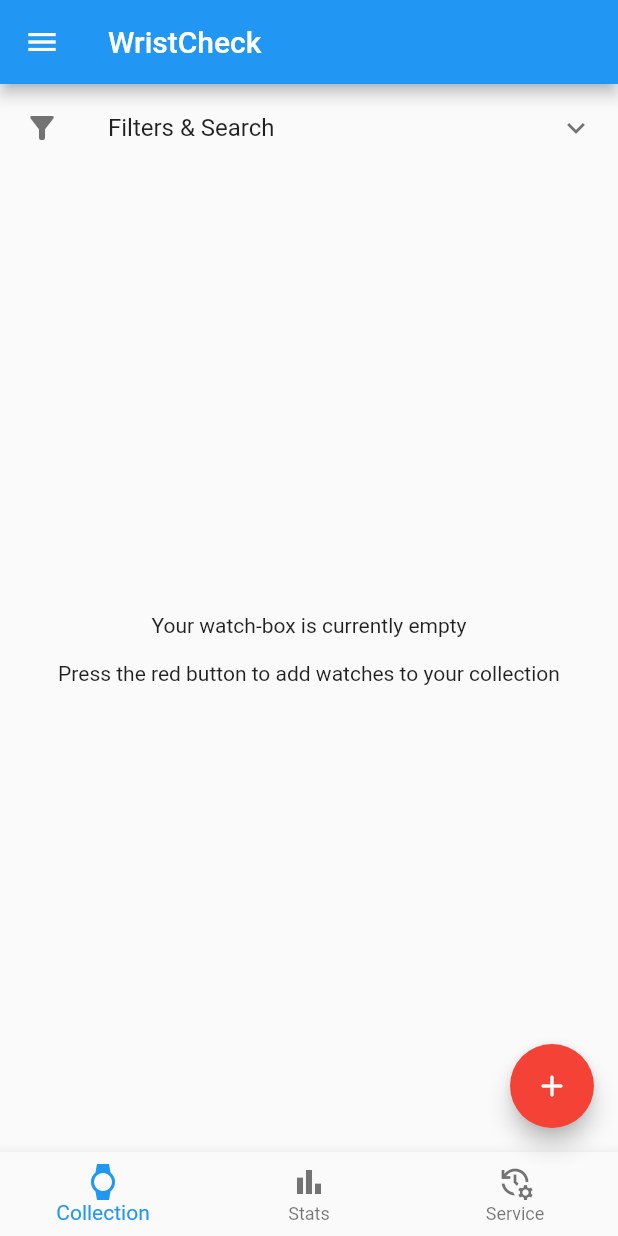
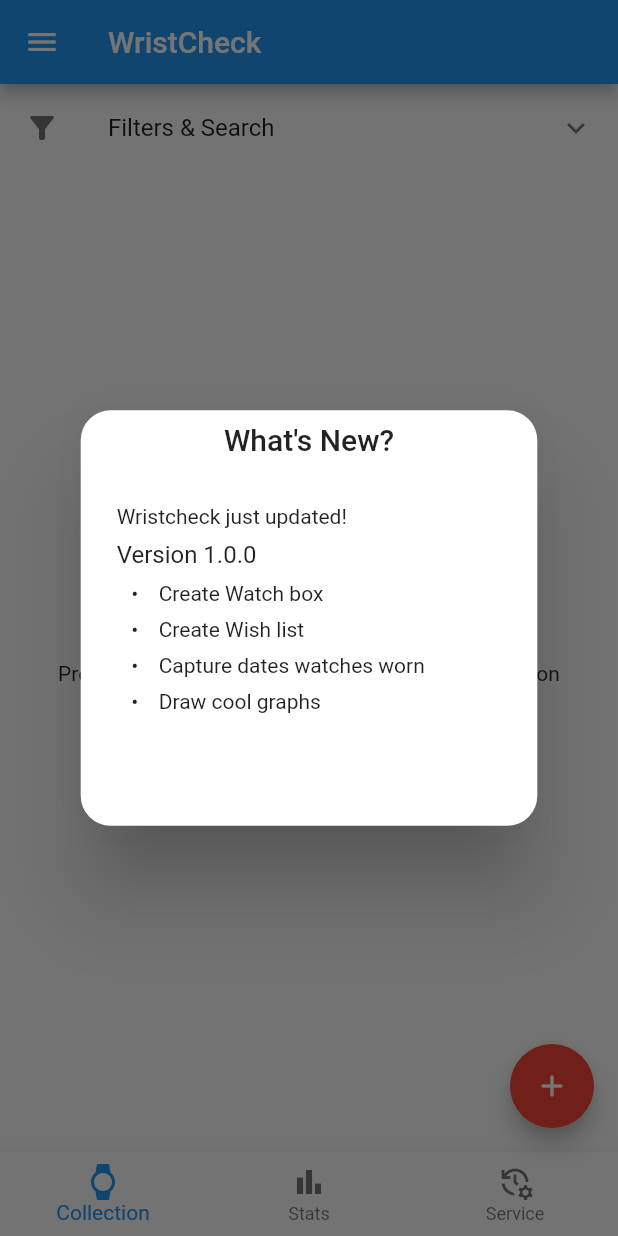
Before and after one commit to Stif-UK/WristCheck, a Flutter app: the screen it shows after launch, on a phone screen of 412 x 824 dp. Run offline on Flutter 3.47's test engine with Material 2 defaults, Android fonts, the phone set to English and light mode, and no system bars; our stand-ins replace flutter_markdown, get, hive, hive_flutter, image_cropper, image_picker and 4 more; accounts and stored records are empty.

Commit message:
added what's new pop-up

```diff
--- a/lib/copy/dialogs.dart
+++ b/lib/copy/dialogs.dart
@@ -1,6 +1,9 @@
+import 'package:flutter_markdown/flutter_markdown.dart';
 import 'package:get/get.dart';
 import 'package:wristcheck/model/watch_methods.dart';
 import 'package:wristcheck/model/watches.dart';
+import 'package:wristcheck/copy/whats_new_copy.dart';
+import 'package:flutter/material.dart';
 
 class WristCheckDialogs {
 
@@ -68,4 +71,14 @@ class WristCheckDialogs {
     );
   }
 
+  static getWhatsNewDialog(BuildContext context){
+    Get.defaultDialog(
+      title: "What's New?",
+      content: SizedBox(
+          width: (MediaQuery.of(context).size.width)*0.7,
+          height:(MediaQuery.of(context).size.width)*0.5,
+          child: Markdown(data: WhatsNewCopy.getLatestVersionCopy(),))
+    );
+  }
+
 }
--- /dev/null
+++ b/lib/copy/whats_new_copy.dart
@@ -0,0 +1,25 @@
+import 'package:flutter_markdown/flutter_markdown.dart';
+
+class WhatsNewCopy{
+
+  static String getLatestVersionCopy(){
+    return "Wristcheck just updated!\n"
+        "### Version 1.0.0 \n"
+        "\n"
+
+        "* Create Watch box\n"
+        "* Create Wish list\n"
+        "* Capture dates watches worn\n"
+        "* Draw cool graphs";
+  }
+
+  static String getVersionHistory(){
+    return "### Version 1.0.0 \n"
+        "\n"
+
+        "* Create Watch box\n"
+        "* Create Wish list\n"
+        "* Capture dates watches worn\n"
+        "* Draw cool graphs";
+  }
+}
--- a/lib/main.dart
+++ b/lib/main.dart
@@ -1,5 +1,6 @@
 import 'package:flutter/material.dart';
 import 'package:flutter/services.dart';
+import 'package:wristcheck/model/wristcheck_preferences.dart';
 import 'package:wristcheck/ui/wristcheck_home.dart';
 import 'package:wristcheck/theme/theme_constants.dart';
 import 'package:get/get.dart';
@@ -16,7 +17,10 @@ Future main() async{
 
   Hive.registerAdapter(WatchesAdapter());
   await Hive.openBox<Watches>("WatchBox");
-  print("Hive box opened");
+
+  //Get SharedPreferences for watches
+  await WristCheckPreferences.init();
+
 
   runApp(
       ChangeNotifierProvider<DatabaseProvider>(
--- /dev/null
+++ b/lib/model/wristcheck_preferences.dart
@@ -0,0 +1,17 @@
+import 'dart:async';
+import 'package:shared_preferences/shared_preferences.dart';
+
+class WristCheckPreferences {
+  static late SharedPreferences _preferences;
+
+  static const _keyLatestVersion = 'latestAppVersion';
+
+  static Future init() async =>
+      _preferences = await SharedPreferences.getInstance();
+
+  static Future setLatestVersion(String latestVersion) async =>
+      await _preferences.setString(_keyLatestVersion, latestVersion);
+
+  static String? getLatestVersion() => _preferences.getString(_keyLatestVersion);
+
+}
--- a/lib/ui/wristcheck_home.dart
+++ b/lib/ui/wristcheck_home.dart
@@ -1,4 +1,6 @@
 import 'package:flutter/material.dart';
+import 'package:wristcheck/copy/dialogs.dart';
+import 'package:wristcheck/model/wristcheck_preferences.dart';
 import 'package:wristcheck/ui/watchbox/watchbox_parent.dart';
 import 'package:wristcheck/ui/StatsWidget.dart';
 import 'package:wristcheck/ui/ServicingWidget.dart';
@@ -7,6 +9,8 @@ import 'package:get/get.dart';
 import 'package:hive/hive.dart';
 import 'package:hive_flutter/hive_flutter.dart';
 import 'package:wristcheck/ui/watch_home_drawer.dart';
+import 'package:package_info_plus/package_info_plus.dart';
+import 'package:shared_preferences/shared_preferences.dart';
 
 
 class WristCheckHome extends StatefulWidget{
@@ -18,11 +22,43 @@ class WristCheckHome extends StatefulWidget{
 class _WristCheckHomeState extends State<WristCheckHome> {
 
   int _currentIndex = 0;
+  bool _showWhatsNew = false;
+  // SharedPreferences? preferences;
   final List<Widget> _children =[
-    WatchBoxParent(),
-    StatsWidget(),
-    ServicingWidget()
+    const WatchBoxParent(),
+    const StatsWidget(),
+    const ServicingWidget()
   ];
+
+
+
+  @override
+  void initState() {
+    super.initState();
+    _returnWhatsNew().then((value) {
+      _showWhatsNew = value;
+      if(_showWhatsNew){
+        WristCheckDialogs.getWhatsNewDialog(context);
+        _updateLatestVersion();
+      }
+    }
+
+
+
+    );
+
+    //Within initState we get the instance of shared preferences, and confirm if we need
+    //to show a 'what's new' dialog
+    //   preferences = WristCheckPreferences.init();
+
+    // _returnWhatsNew().then((val) {
+    //     _showWhatsNew = val;
+    //     if(_showWhatsNew){
+    //       WristCheckDialogs.getWhatsNewDialog(context);
+    //     }
+    //   }
+
+  }
 
 
 
@@ -30,9 +66,12 @@ class _WristCheckHomeState extends State<WristCheckHome> {
   Widget build(BuildContext context) {
 
 
+
     //bool _darkModeToggle = false;
 
     return Scaffold(
+
+
       appBar: AppBar(
         title: const Text("WristCheck"),
         leading: Builder(
@@ -45,6 +84,7 @@ class _WristCheckHomeState extends State<WristCheckHome> {
         }),
 
       ),
+
 
       body: _children[_currentIndex],
       drawer: const WatchHomeDrawer(),
@@ -84,6 +124,7 @@ class _WristCheckHomeState extends State<WristCheckHome> {
 
       ),
     );
+
   }
 
 
@@ -102,4 +143,32 @@ class _WristCheckHomeState extends State<WristCheckHome> {
        _currentIndex = index;
     });
   }
+
+
 }
+
+Future<bool> _returnWhatsNew() async {
+  PackageInfo packageInfo = await PackageInfo.fromPlatform();
+  String currentVersion = packageInfo.version.toString();
+  String? latestAppVersion = WristCheckPreferences.getLatestVersion();
+  return latestAppVersion == null? true : _isVersionGreaterThan(currentVersion, latestAppVersion);
+
+}
+
+bool _isVersionGreaterThan(String currentVersion, String latestAppVersion){
+  List<String> lastV = latestAppVersion.split(".");
+  List<String> newV = currentVersion.split(".");
+  bool a = false;
+  for (var i = 0 ; i <= 2; i++){
+    a = int.parse(newV[i]) > int.parse(lastV[i]);
+    if(int.parse(newV[i]) != int.parse(lastV[i])) break;
+  }
+  return a;
+}
+
+_updateLatestVersion() async {
+  PackageInfo packageInfo = await PackageInfo.fromPlatform();
+  String currentVersion = packageInfo.version.toString();
+  WristCheckPreferences.setLatestVersion(currentVersion);
+
+}
--- a/pubspec.yaml
+++ b/pubspec.yaml
@@ -49,6 +49,7 @@ dependencies:
   path_provider: ^2.0.11
   flutter_markdown: ^0.6.10+5
   package_info_plus: ^1.4.3+1
+  shared_preferences: ^2.0.15
 
 dev_dependencies:
   flutter_test:
```
Also changed, not shown: pubspec.lock, 1 other file.
